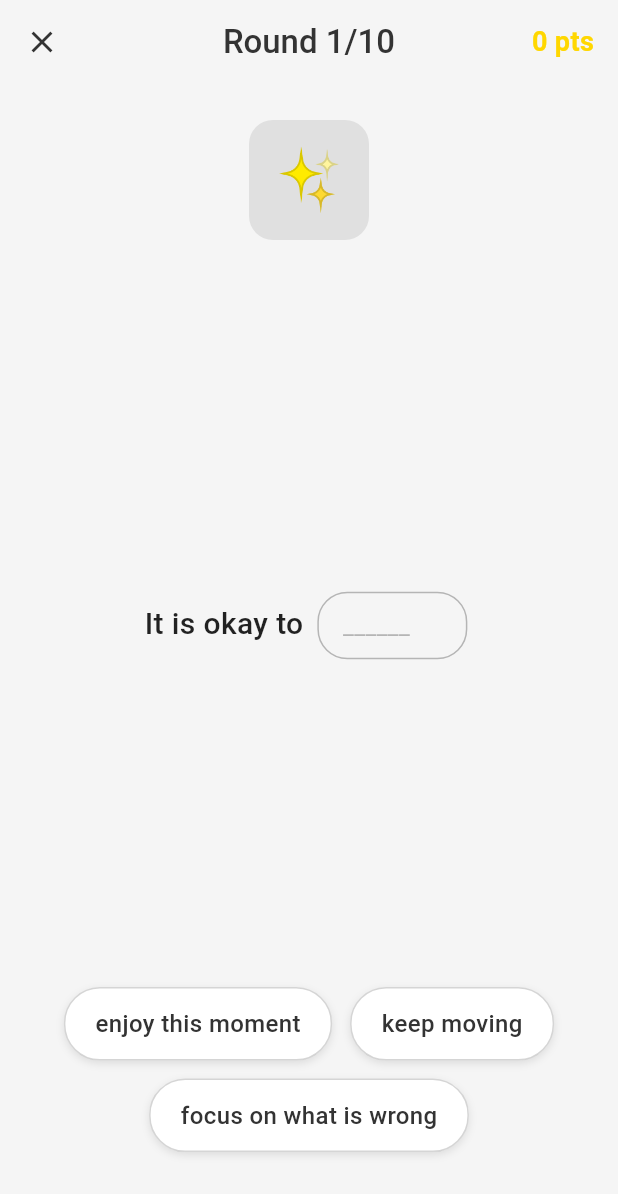
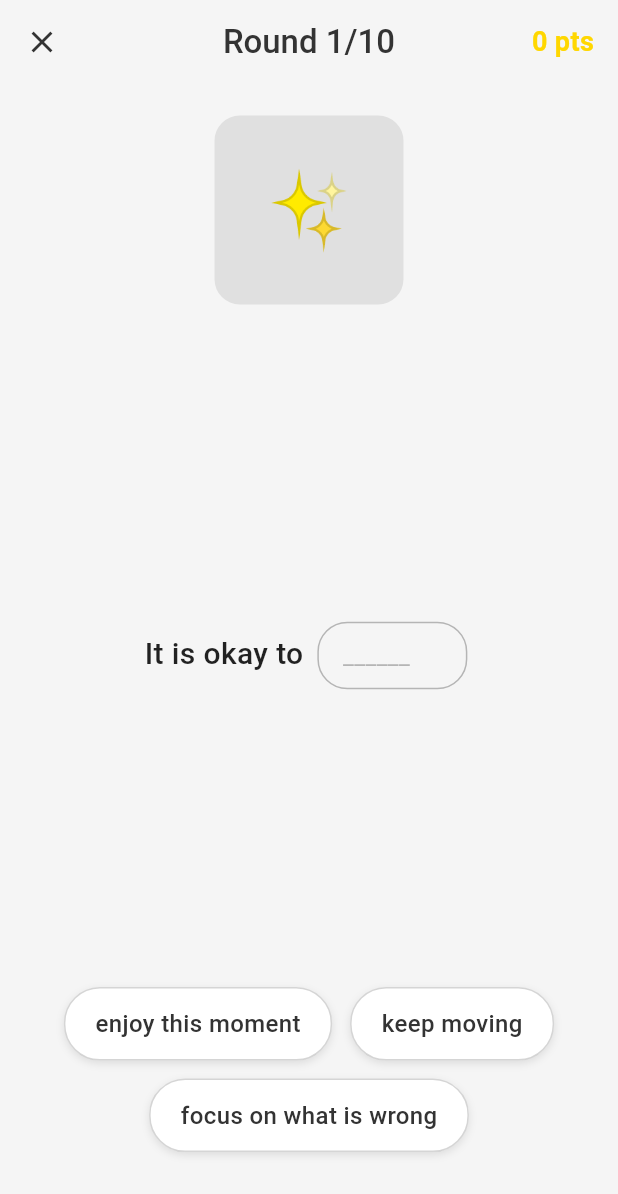
Before and after one commit to rosherman2/SpecKit-WorryFear, a Flutter app: the SavoringGameplayScreen screen opened by its route, on a phone screen of 412 x 824 dp. Shown: the top 1194 px of the screen. Run offline on Flutter 3.47's test engine with Material 3 defaults, Android fonts, the phone set to English and light mode, and no system bars; our stand-ins replace audioplayers, equatable, flutter_bloc, shared_preferences, vibration; accounts and stored records are empty.

Commit message:
feat: implement  Phase 8 - Character Behavior( savoring game screens, character widget, and related tests/specs)

````diff
--- a/lib/presentation/screens/savoring_gameplay_screen.dart
+++ b/lib/presentation/screens/savoring_gameplay_screen.dart
@@ -10,6 +10,7 @@ import '../../core/theme/app_colors.dart';
 import '../../core/utils/app_logger.dart';
 import '../widgets/sentence_display.dart';
 import '../widgets/word_tile_widget.dart';
+import '../widgets/character_widget.dart';
 
 /// [StatefulWidget] Savoring game gameplay screen.
 /// Purpose: Main game screen where users complete sentence stems.
@@ -165,17 +166,11 @@ class _SavoringGameplayScreenState extends State<SavoringGameplayScreen> {
           padding: const EdgeInsets.all(24),
           child: Column(
             children: [
-              // Character placeholder
-              Container(
-                width: 80,
-                height: 80,
-                decoration: BoxDecoration(
-                  color: AppColors.lightGray,
-                  borderRadius: BorderRadius.circular(16),
-                ),
-                child: const Center(
-                  child: Text('✨', style: TextStyle(fontSize: 40)),
-                ),
+              // Character with dynamic state
+              CharacterWidget(
+                state: state.isCurrentBlankCorrect == true
+                    ? CharacterState.affirming
+                    : CharacterState.idle,
               ),
               const SizedBox(height: 32),
 
--- /dev/null
+++ b/lib/presentation/widgets/character_widget.dart
@@ -0,0 +1,151 @@
+import 'package:flutter/material.dart';
+import '../../core/theme/app_colors.dart';
+
+/// Character state enum for different expressions.
+enum CharacterState {
+  /// Idle/breathing state during normal gameplay.
+  idle,
+
+  /// Affirming state when user answers correctly.
+  affirming,
+
+  /// Celebration state on game completion.
+  celebration,
+}
+
+/// [StatefulWidget] Animated character widget.
+/// Purpose: Display character with different expressions based on game state.
+///
+/// Features:
+/// - Idle state with subtle breathing animation
+/// - Affirming state for correct answers
+/// - Celebration state for completion
+/// - Smooth transitions between states using AnimatedSwitcher
+/// - RepaintBoundary for 60fps performance
+///
+/// Example:
+/// ```dart
+/// CharacterWidget(
+///   state: isCorrect ? CharacterState.affirming : CharacterState.idle,
+/// )
+/// ```
+class CharacterWidget extends StatefulWidget {
+  /// Creates a character widget.
+  const CharacterWidget({required this.state, super.key});
+
+  /// The current character state.
+  final CharacterState state;
+
+  @override
+  State<CharacterWidget> createState() => _CharacterWidgetState();
+}
+
+class _CharacterWidgetState extends State<CharacterWidget>
+    with SingleTickerProviderStateMixin {
+  late AnimationController _breathingController;
+  late Animation<double> _breathingAnimation;
+
+  @override
+  void initState() {
+    super.initState();
+
+    // Setup breathing animation (subtle scale pulse)
+    _breathingController = AnimationController(
+      duration: const Duration(milliseconds: 2000),
+      vsync: this,
+    );
+
+    _breathingAnimation = Tween<double>(begin: 1.0, end: 1.05).animate(
+      CurvedAnimation(parent: _breathingController, curve: Curves.easeInOut),
+    );
+
+    _breathingController.repeat(reverse: true);
+  }
+
+  @override
+  void dispose() {
+    _breathingController.dispose();
+    super.dispose();
+  }
+
+  @override
+  Widget build(BuildContext context) {
+    return RepaintBoundary(
+      child: AnimatedSwitcher(
+        duration: const Duration(milliseconds: 300),
+        transitionBuilder: (child, animation) {
+          return FadeTransition(
+            opacity: animation,
+            child: ScaleTransition(scale: animation, child: child),
+          );
+        },
+        child: _buildCharacterForState(widget.state),
+      ),
+    );
+  }
+
+  Widget _buildCharacterForState(CharacterState state) {
+    // Use different keys for AnimatedSwitcher to detect changes
+    final key = ValueKey(state);
+
+    switch (state) {
+      case CharacterState.idle:
+        return _buildIdleCharacter(key);
+      case CharacterState.affirming:
+        return _buildAffirmingCharacter(key);
+      case CharacterState.celebration:
+        return _buildCelebrationCharacter(key);
+    }
+  }
+
+  Widget _buildIdleCharacter(Key key) {
+    return AnimatedBuilder(
+      key: key,
+      animation: _breathingAnimation,
+      builder: (context, child) {
+        return Transform.scale(scale: _breathingAnimation.value, child: child);
+      },
+      child: _buildCharacterContainer(
+        emoji: '✨',
+        backgroundColor: AppColors.lightGray,
+      ),
+    );
+  }
+
+  Widget _buildAffirmingCharacter(Key key) {
+    return _buildCharacterContainer(
+      key: key,
+      emoji: '🌟',
+      backgroundColor: AppColors.success.withOpacity(0.2),
+    );
+  }
+
+  Widget _buildCelebrationCharacter(Key key) {
+    return _buildCharacterContainer(
+      key: key,
+      emoji: '🎉',
+      backgroundColor: AppColors.gold.withOpacity(0.2),
+    );
+  }
+
+  Widget _buildCharacterContainer({
+    Key? key,
+    required String emoji,
+    required Color backgroundColor,
+  }) {
+    return Container(
+      key: key,
+      constraints: const BoxConstraints(
+        minWidth: 80,
+        minHeight: 80,
+        maxWidth: 120,
+        maxHeight: 120,
+      ),
+      decoration: BoxDecoration(
+        color: backgroundColor,
+        borderRadius: BorderRadius.circular(16),
+      ),
+      child: Center(child: Text(emoji, style: const TextStyle(fontSize: 48))),
+    );
+  }
+}
````
Also changed, not shown: lib/presentation/screens/savoring_completion_screen.dart (+2 -11 lines), 2 other files.
